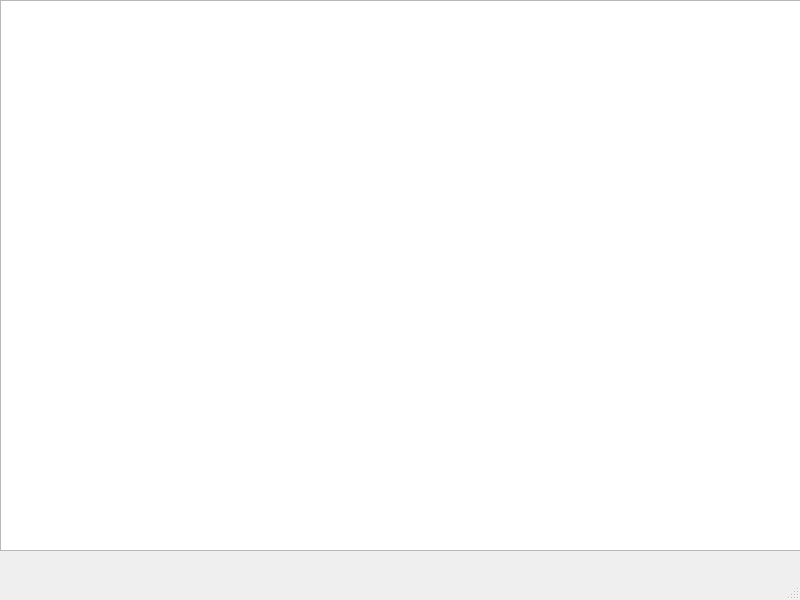
Qt form mainwindow.ui (Darshana0906/DLD-simulator) before a commit.
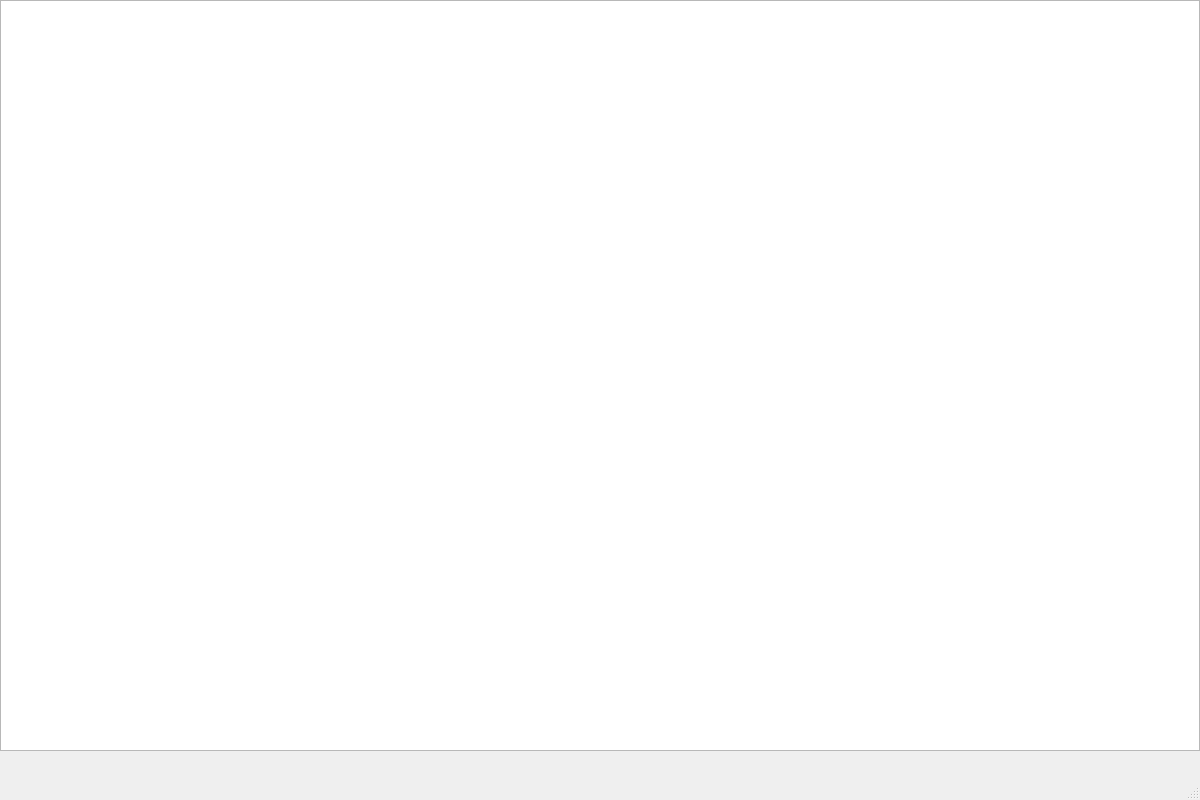
The same form after that commit.

```diff
--- a/mainwindow.ui
+++ b/mainwindow.ui
@@ -6,8 +6,8 @@
    <rect>
     <x>0</x>
     <y>0</y>
-    <width>800</width>
-    <height>600</height>
+    <width>1200</width>
+    <height>800</height>
    </rect>
   </property>
   <property name="windowTitle">
@@ -19,8 +19,8 @@
      <rect>
       <x>0</x>
       <y>0</y>
-      <width>801</width>
-      <height>551</height>
+      <width>1200</width>
+      <height>751</height>
      </rect>
     </property>
    </widget>
```
